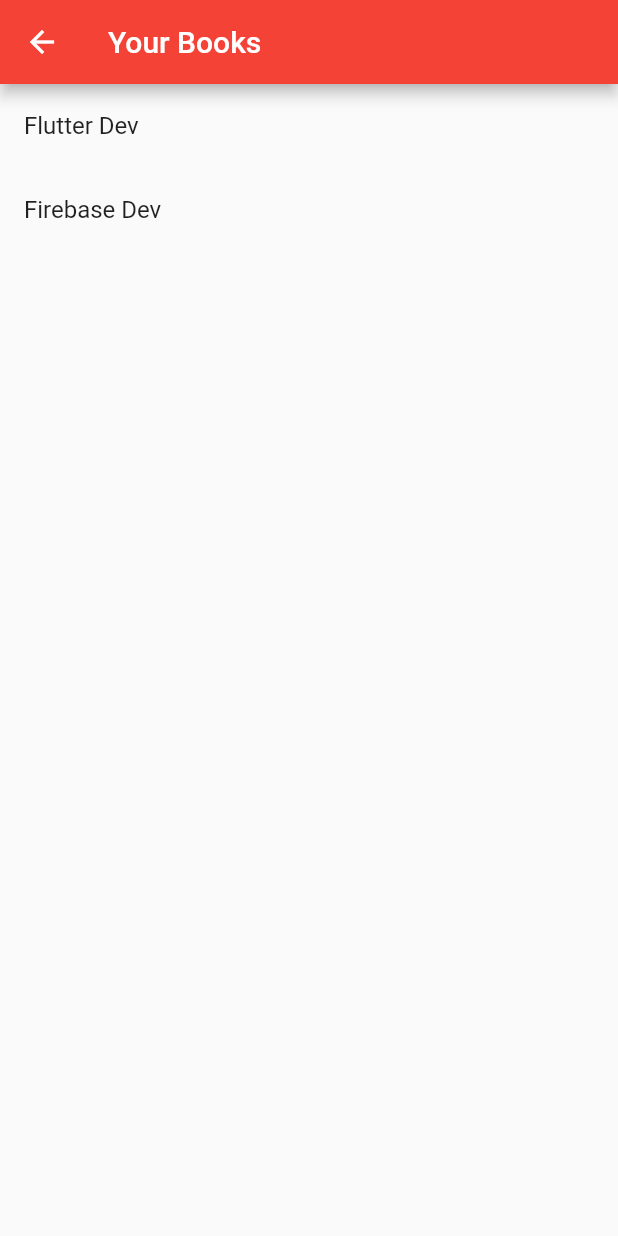
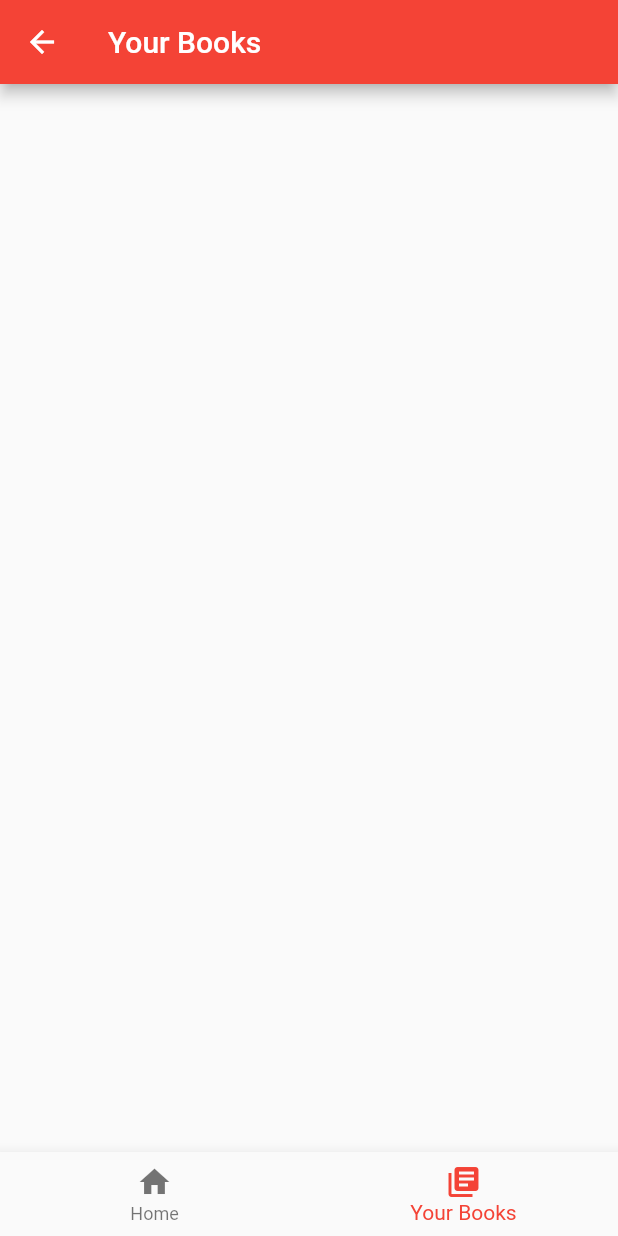
Before and after one commit to Apexal/libellum, a Flutter app: the BooksListRoute screen opened by its route, on a phone screen of 412 x 824 dp. Run offline on Flutter 3.47's test engine with Material 2 defaults, Android fonts, the phone set to English and light mode, and no system bars.

Commit message:
Provider models

```diff
--- /dev/null
+++ b/lib/common/bottom_bar.dart
@@ -0,0 +1,30 @@
+import 'package:flutter/material.dart';
+
+class MyBottomNavbar extends StatelessWidget {
+  MyBottomNavbar({this.currentIndex});
+
+  final int currentIndex;
+
+  @override
+  Widget build(BuildContext context) {
+    return BottomNavigationBar(
+        onTap: (index) {
+          if (index == 0) {
+            Navigator.pushReplacementNamed(context, '/');
+          } else if (index == 1) {
+            Navigator.pushReplacementNamed(context, '/books');
+          }
+        },
+        currentIndex: currentIndex,
+        items: const <BottomNavigationBarItem>[
+          BottomNavigationBarItem(
+            icon: Icon(Icons.home),
+            title: Text('Home'),
+          ),
+          BottomNavigationBarItem(
+            icon: Icon(Icons.library_books),
+            title: Text('Your Books'),
+          ),
+        ]);
+  }
+}
--- a/lib/models/book.dart
+++ /dev/null
@@ -1,6 +0,0 @@
-class Book {
-  Book({this.title, this.pageCount});
-
-  final String title;
-  final int pageCount;
-}
--- /dev/null
+++ b/lib/models/books.dart
@@ -0,0 +1,21 @@
+import 'dart:collection';
+
+import 'package:flutter/foundation.dart';
+
+class Book {
+  Book({this.title, this.pageCount});
+
+  final String title;
+  final int pageCount;
+}
+
+class BooksModel extends ChangeNotifier {
+  final List<Book> _books = [];
+
+  UnmodifiableListView<Book> get books => UnmodifiableListView(_books);
+
+  void add (Book book) {
+    _books.add(book);
+    notifyListeners();
+  }
+}
--- a/lib/screens/books_list.dart
+++ b/lib/screens/books_list.dart
@@ -1,10 +1,9 @@
 import 'package:flutter/material.dart';
-
-import 'package:libellum/models/book.dart';
+import 'package:libellum/common/bottom_bar.dart';
+import 'package:libellum/models/books.dart';
+import 'package:provider/provider.dart';
 
 final int s = 12;
-
-final List<Book> books = [Book(title: 'Flutter Dev', pageCount: 100), Book(title: 'Firebase Dev', pageCount: 140)];
 
 class BooksListRoute extends StatelessWidget {
   @override
@@ -13,7 +12,11 @@
       appBar: AppBar(
         title: Text('Your Books'),
       ),
-      body: ListView.builder(
+      body: Consumer<BooksModel>(
+        builder: (context, bookList, child) {
+          final books = bookList.books;
+
+          return ListView.builder(
             itemCount: books.length,
             itemBuilder: (context, index) {
               var book = books.elementAt(index);
@@ -25,7 +28,10 @@
                 title: Text(book.title,)
               );
             },
+          );
+        },
       ),
+      bottomNavigationBar: MyBottomNavbar(currentIndex: 1),
     );
   }
 }
--- a/pubspec.yaml
+++ b/pubspec.yaml
@@ -19,6 +19,8 @@
 dependencies:
   flutter:
     sdk: flutter
+
+  provider: ^4.0.0
 
   # The following adds the Cupertino Icons font to your application.
   # Use with the CupertinoIcons class for iOS style icons.
```
Also changed, not shown: lib/main.dart (+6 -1 lines), lib/screens/add_book.dart (+7 -8 lines), lib/screens/home.dart (+5 -35 lines), pubspec.lock. Lines whose indentation alone changed are shown as unchanged.
